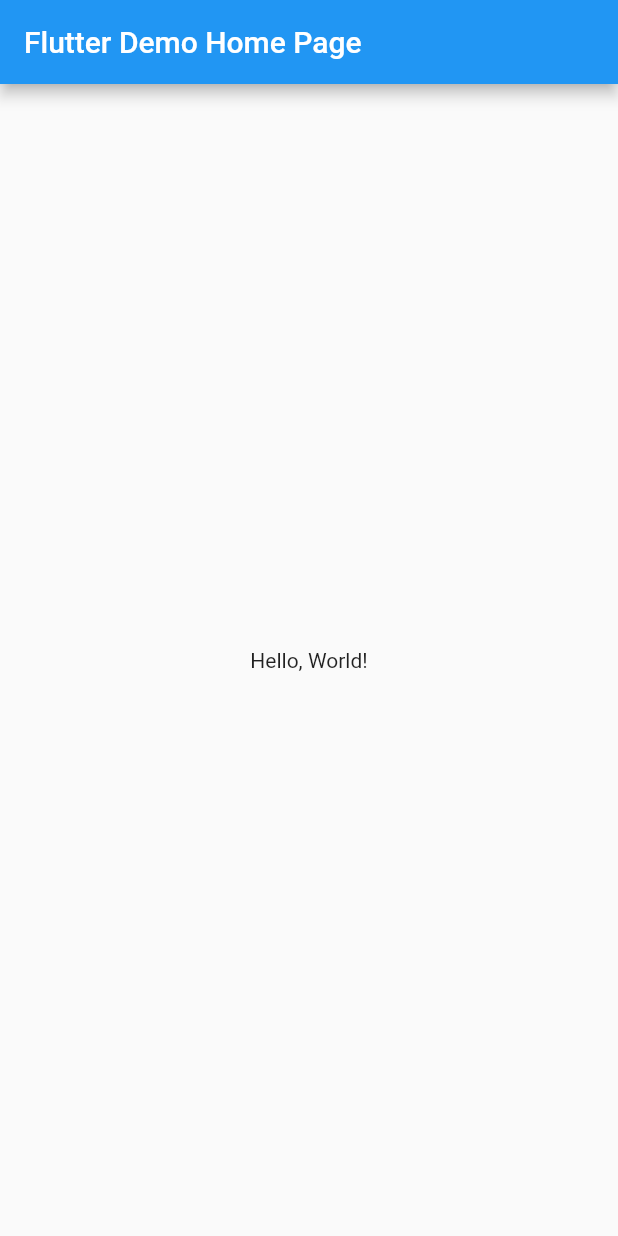
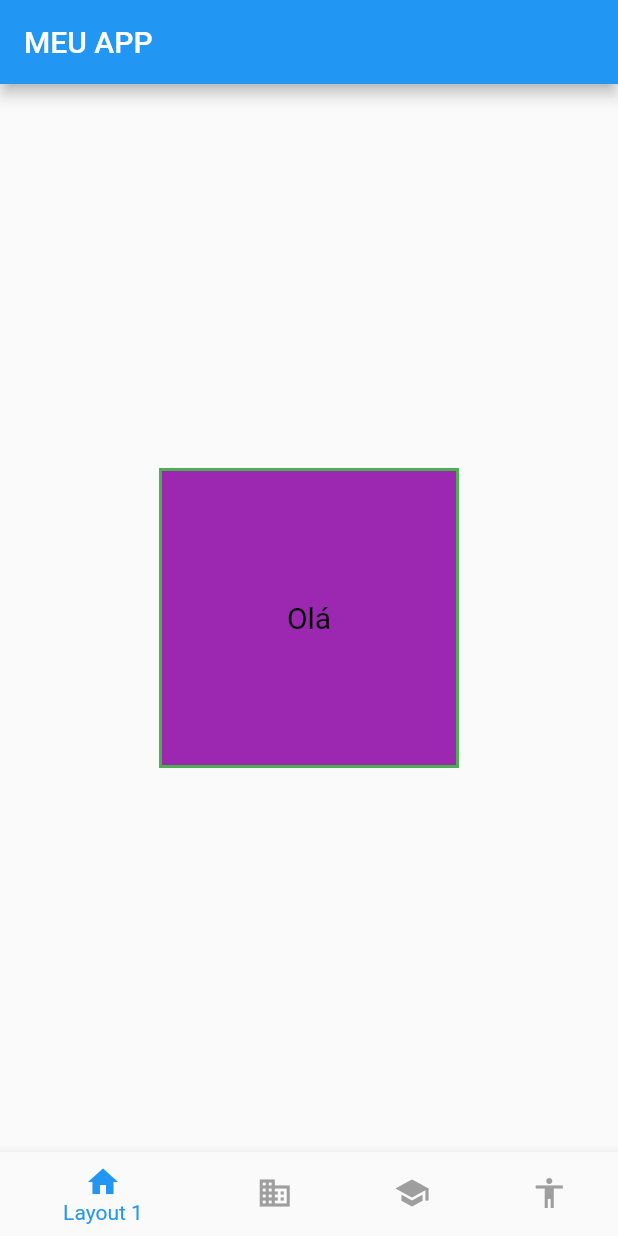
Before and after one commit to jinkijack/flutter_layouts, a Flutter app: the screen it shows after launch, on a phone screen of 412 x 824 dp. Run offline on Flutter 3.47's test engine with Material 2 defaults, Android fonts, the phone set to English and light mode, and no system bars.

Commit message:
adicionado 4 layouts

```diff
--- a/lib/main.dart
+++ b/lib/main.dart
@@ -1,42 +1,264 @@
 import 'package:flutter/material.dart';
 
-void main() => runApp(MyApp());
+void main() => runApp(const MyApp());
 
 class MyApp extends StatelessWidget {
-  const MyApp({super.key});
-  // This widget is the root of your application.
+  const MyApp({Key? key}) : super(key: key);
+
   @override
   Widget build(BuildContext context) {
     return MaterialApp(
-      // Application name
-      title: 'Flutter Hello World',
-      // Application theme data, you can set the colors for the application as
-      // you want
+      title: 'Meu App',
       theme: ThemeData(
         primarySwatch: Colors.blue,
       ),
-      // A widget which will be started on application startup
-      home: MyHomePage(title: 'Flutter Demo Home Page'),
+      home: const LayoutSwitcher(),
     );
   }
 }
 
-class MyHomePage extends StatelessWidget {
-  final String title;
-  const MyHomePage({super.key, required this.title});
+class LayoutSwitcher extends StatefulWidget {
+  const LayoutSwitcher({Key? key}) : super(key: key);
+
+  @override
+  _LayoutSwitcherState createState() => _LayoutSwitcherState();
+}
+
+class _LayoutSwitcherState extends State<LayoutSwitcher> {
+  int _selectedLayoutIndex = 0;
+
+  final List<Widget> _layouts = [
+    const FirstLayout(),
+    const SecondLayout(),
+    const ThirdLayout(),
+    const FourthLayout(),
+  ];
+
+  final List<AppBar> _appBars = [
+    _buildFirstAppBar(),
+    _buildSecondAppBar(),
+    _buildThirdAppBar(),
+    _buildFourthAppBar(),
+  ];
+
+  static AppBar _buildFirstAppBar() {
+    return AppBar(
+      title: const Text('MEU APP'),
+    );
+  }
+
+  static AppBar _buildSecondAppBar() {
+    return AppBar(
+      title: const Text('MEU APP'),
+      flexibleSpace: Container(
+        decoration: const BoxDecoration(
+          gradient: LinearGradient(
+            colors: [Colors.black, Colors.blue],
+            begin: Alignment.topLeft,
+            end: Alignment.topRight,
+          ),
+        ),
+      ),
+      actions: <Widget>[
+        IconButton(
+          icon: const Icon(Icons.search),
+          onPressed: () {
+            // Adicione a ação de pesquisa aqui
+          },
+        ),
+        IconButton(
+          icon: const Icon(Icons.settings),
+          onPressed: () {
+            // Adicione a ação de configurações aqui
+          },
+        ),
+      ],
+      leading: const Icon(Icons.person),
+    );
+  }
+
+  static AppBar _buildThirdAppBar() {
+    return AppBar(
+      title: const Text('MEU APP'),
+    );
+  }
+
+  static AppBar _buildFourthAppBar() {
+    return AppBar(
+      title: const Text('MEU APP'),
+      backgroundColor: Colors.red,
+    );
+  }
+
+  void _onLayoutSelected(int index) {
+    setState(() {
+      _selectedLayoutIndex = index;
+    });
+  }
 
   @override
   Widget build(BuildContext context) {
     return Scaffold(
-      appBar: AppBar(
-        // The title text which will be shown on the action bar
-        title: Text(title),
+      appBar: _appBars[_selectedLayoutIndex],
+      body: _layouts[_selectedLayoutIndex],
+      bottomNavigationBar: BottomNavigationBar(
+        selectedItemColor: Colors.blue,
+        unselectedItemColor: Colors.grey, // Cor do ícone do item inativo
+        selectedLabelStyle:
+            const TextStyle(color: Colors.blue), // Cor do rótulo do item ativo
+        unselectedLabelStyle: const TextStyle(color: Colors.grey),
+        currentIndex: _selectedLayoutIndex,
+        onTap: _onLayoutSelected,
+        items: const <BottomNavigationBarItem>[
+          BottomNavigationBarItem(
+            icon: Icon(Icons.home),
+            label: 'Layout 1',
+          ),
+          BottomNavigationBarItem(
+            icon: Icon(Icons.business),
+            label: 'Layout 2',
+          ),
+          BottomNavigationBarItem(
+            icon: Icon(Icons.school),
+            label: 'Layout 3',
+          ),
+          BottomNavigationBarItem(
+            icon: Icon(Icons.accessibility),
+            label: 'Layout 4',
+          )
+        ],
       ),
-      body: Center(
-        child: Text(
-          'Hello, World!',
+    );
+  }
+}
+
+class FirstLayout extends StatelessWidget {
+  const FirstLayout({super.key});
+
+  @override
+  Widget build(BuildContext context) {
+    return Center(
+      child: Container(
+        alignment: Alignment.center,
+        width: 200,
+        height: 200,
+        margin: const EdgeInsets.all(100),
+        decoration: BoxDecoration(
+          color: Colors.purple,
+          border: Border.all(
+            color: Colors.green,
+            width: 2.0,
+          ),
+        ),
+        child: const Text(
+          'Olá',
+          style: TextStyle(
+            color: Colors.black,
+            fontSize: 20,
+          ),
         ),
       ),
     );
   }
 }
+
+class SecondLayout extends StatelessWidget {
+  const SecondLayout({super.key});
+
+  @override
+  Widget build(BuildContext context) {
+    return const Center(
+      child: Text(
+        'OLÁ',
+        style: TextStyle(
+          fontSize: 30,
+          fontWeight: FontWeight.bold,
+        ),
+      ),
+    );
+  }
+}
+
+class ThirdLayout extends StatelessWidget {
+  const ThirdLayout({super.key});
+
+  @override
+  Widget build(BuildContext context) {
+    return Center(
+      child: ElevatedButton(
+        onPressed: () {
+          // Adicionar ação aqui
+        },
+        style: ElevatedButton.styleFrom(
+          backgroundColor: Colors.lightBlue,
+          shape: RoundedRectangleBorder(
+            borderRadius: BorderRadius.circular(20.0),
+            side: const BorderSide(color: Colors.green),
+          ),
+        ),
+        child: const Row(
+          mainAxisSize: MainAxisSize.min,
+          children: <Widget>[
+            Icon(Icons.add, color: Colors.white),
+            Text('Adicionar Informações',
+                style: TextStyle(color: Colors.white)),
+          ],
+        ),
+      ),
+    );
+  }
+}
+
+class FourthLayout extends StatelessWidget {
+  const FourthLayout({super.key});
+  @override
+  Widget build(BuildContext context) {
+    return Scaffold(
+      body: const Center(
+        child: Text.rich(
+          TextSpan(
+            text: 'Este é meu ',
+            style: TextStyle(
+              fontSize: 24,
+              color: Colors.green, // Cor do texto antes de "App"
+            ),
+            children: <TextSpan>[
+              TextSpan(
+                text: 'App',
+                style: TextStyle(
+                  fontSize: 24,
+                  color: Colors.blue, // Cor do texto "App"
+                  fontWeight: FontWeight.bold, // Texto em negrito
+                ),
+              ),
+            ],
+          ),
+        ),
+      ),
+      floatingActionButton: Padding(
+        padding: const EdgeInsets.all(16.0),
+        child: Align(
+          alignment: Alignment.bottomRight,
+          child: TextButton(
+            onPressed: () {
+              ScaffoldMessenger.of(context).showSnackBar(
+                const SnackBar(
+                  content: Text('Usuário adicionado com sucesso!'),
+                ),
+              );
+            },
+            style: TextButton.styleFrom(
+              backgroundColor: Colors.red, // Cor de fundo do botão
+            ),
+            child: const Text(
+              'Adicionar usuário',
+              style: TextStyle(
+                color: Colors.white, // Cor do texto
+              ),
+            ),
+          ),
+        ),
+      ),
+    );
+  }
+}
```
